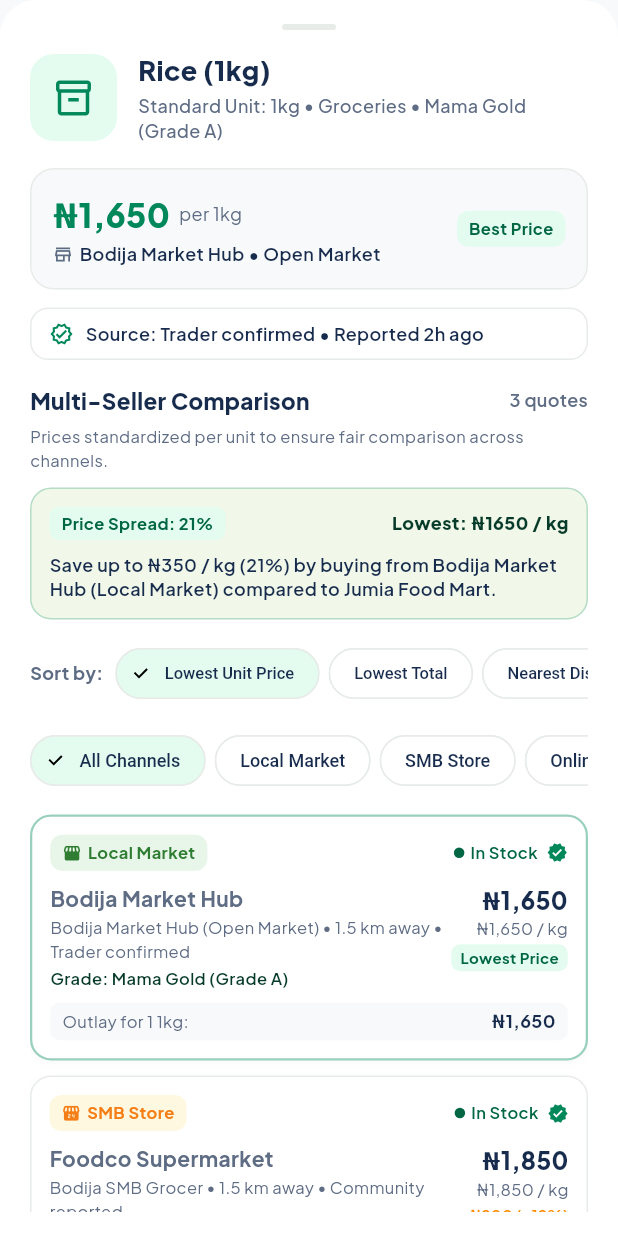
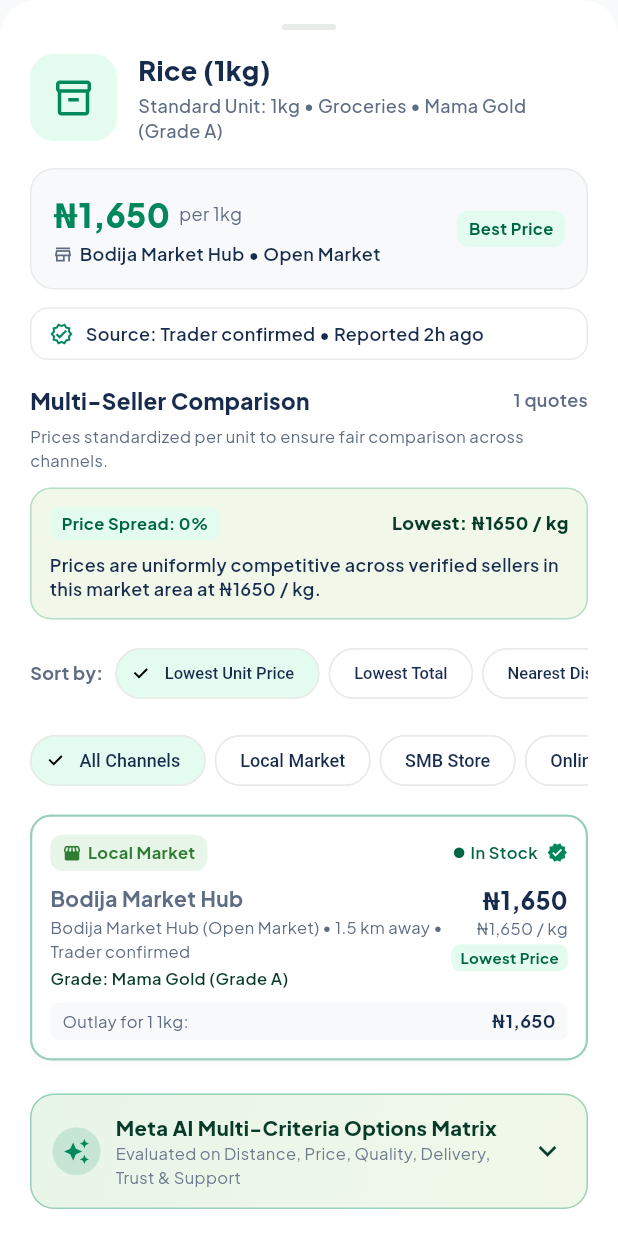
Before and after one commit to GentzofGod/SmartMove, a Flutter app: the ProductDetailSheet widget shown alone on an empty page, opened directly with sample values from the repository, on a phone screen of 412 x 824 dp. Run offline on Flutter 3.47's test engine with Material 3 defaults, Android fonts, the phone set to English and light mode, and no system bars; our stand-ins replace flutter_riverpod, geolocator, go_router, google_fonts, image_picker, shared_preferences and 1 more; accounts and stored records are empty.

Commit message:
feat(discover): remove hardcoded fallback quotes and default rice research in Discover tab

```diff
--- a/lib/core/services/meta_ai_service.dart
+++ b/lib/core/services/meta_ai_service.dart
@@ -2372,12 +2372,12 @@ class MetaAiService {
     UserDecisionPriority priority = UserDecisionPriority.balancedValue,
     GeoPoint? userLocation,
   }) {
-    // If no observations provided, synthesize benchmarks from product base rate
+    // If no observations provided, use the product listing rate
     final effectiveObservations = observations.isNotEmpty
         ? observations
         : [
             PriceObservation(
-              id: 'local-${product.id}',
+              id: 'listing-${product.id}',
               productId: product.id,
               productName: product.name,
               sellerName: product.bestSeller,
@@ -2386,49 +2386,13 @@ class MetaAiService {
               unit: product.standardUnit,
               timestamp: DateTime.now(),
               sourceType: product.sourceType,
-              submitterName: 'Market Trader',
+              submitterName: product.bestSeller,
               submitterRole: 'Trader',
               isVerified: true,
-              channel: 'Local Market',
+              channel: product.channel.isNotEmpty ? product.channel : 'Local Market',
               brandOrGrade: product.brandOrGrade ?? 'Grade A / Market Benchmark',
               standardizedUnitPrice:
                   product.standardizedUnitPrice ?? product.lowestPrice,
-              baseUnit: product.baseUnit,
-            ),
-            PriceObservation(
-              id: 'smb-${product.id}',
-              productId: product.id,
-              productName: product.name,
-              sellerName: 'Neighborhood Supermarket',
-              marketLocation: 'Local Commercial Strip',
-              price: (product.lowestPrice * 1.12 / 50).round() * 50.0,
-              unit: product.standardUnit,
-              timestamp: DateTime.now(),
-              sourceType: ObservationSource.communityReported,
-              submitterName: 'Local Shopper',
-              isVerified: true,
-              channel: 'SMB Store',
-              brandOrGrade: 'Packaged Shelf Standard',
-              standardizedUnitPrice:
-                  (product.lowestPrice * 1.12 / 50).round() * 50.0,
-              baseUnit: product.baseUnit,
-            ),
-            PriceObservation(
-              id: 'online-${product.id}',
-              productId: product.id,
-              productName: product.name,
-              sellerName: 'Jumia Food Mart',
-              marketLocation: 'Online Platform',
-              price: (product.lowestPrice * 1.20 / 50).round() * 50.0,
-              unit: product.standardUnit,
-              timestamp: DateTime.now(),
-              sourceType: ObservationSource.onlineGrounded,
-              submitterName: 'Web Engine',
-              isVerified: true,
-              channel: 'Online Retailer',
-              brandOrGrade: 'Premium Sealed Delivery Grade',
-              standardizedUnitPrice:
-                  (product.lowestPrice * 1.20 / 50).round() * 50.0,
               baseUnit: product.baseUnit,
             ),
           ];
--- a/lib/features/discover/presentation/product_detail_sheet.dart
+++ b/lib/features/discover/presentation/product_detail_sheet.dart
@@ -177,86 +177,42 @@ class _ProductDetailSheetState extends ConsumerState<ProductDetailSheet> {
             widget.product.name.toLowerCase().contains(o.productName.toLowerCase()))
         .toList();
 
-    // Synthesize multi-channel benchmark quotes across Local Market, SMB Store, Online Retailer
     final basePrice = widget.product.lowestPrice;
-    final now = DateTime.now();
-
-    final benchmarks = [
-      PriceObservation(
-        id: 'quote-local-${widget.product.id}',
+
+    // Genuine product listing observation from catalog
+    final productQuote = PriceObservation(
+      id: 'listing-${widget.product.id}',
       productId: widget.product.id,
       productName: widget.product.name,
       sellerName: widget.product.bestSeller,
       marketLocation: '${widget.product.bestSeller} (Open Market)',
       price: basePrice,
       unit: widget.product.standardUnit,
-        timestamp: now.subtract(const Duration(hours: 2)),
+      timestamp: DateTime.now(),
       sourceType: widget.product.sourceType,
-        submitterName: 'Market Trader',
+      submitterName: widget.product.bestSeller,
       submitterRole: 'Trader',
-        isVerified: true,
-        channel: 'Local Market',
+      isVerified: widget.product.sourceType == ObservationSource.independentlyVerified ||
+          widget.product.sourceType == ObservationSource.traderConfirmed,
+      channel: widget.product.channel.isNotEmpty ? widget.product.channel : 'Local Market',
       brandOrGrade: widget.product.brandOrGrade ?? 'Grade A / Market Benchmark',
       standardizedUnitPrice: widget.product.standardizedUnitPrice ?? basePrice,
       baseUnit: widget.product.baseUnit,
       inStock: true,
-        notes: 'Direct distributor and local market price.',
-      ),
-      PriceObservation(
-        id: 'quote-smb-${widget.product.id}',
-        productId: widget.product.id,
-        productName: widget.product.name,
-        sellerName: 'Foodco Supermarket',
-        marketLocation: 'Bodija SMB Grocer',
-        price: (basePrice * 1.12 / 50).round() * 50.0,
-        unit: widget.product.standardUnit,
-        timestamp: now.subtract(const Duration(hours: 4)),
-        sourceType: ObservationSource.communityReported,
-        submitterName: 'Local Shopper',
-        submitterRole: 'Customer',
-        isVerified: true,
-        channel: 'SMB Store',
-        brandOrGrade: 'Packaged Shelf Standard',
-        standardizedUnitPrice: (basePrice * 1.12 / 50).round() * 50.0,
-        baseUnit: widget.product.baseUnit,
-        inStock: true,
-        notes: 'Convenient neighborhood store with packaged goods.',
-      ),
-      PriceObservation(
-        id: 'quote-online-${widget.product.id}',
-        productId: widget.product.id,
-        productName: widget.product.name,
-        sellerName: 'Jumia Food Mart',
-        marketLocation: 'Online Retail Platform',
-        price: (basePrice * 1.20 / 50).round() * 50.0,
-        unit: widget.product.standardUnit,
-        timestamp: now.subtract(const Duration(hours: 1)),
-        sourceType: ObservationSource.onlineGrounded,
-        submitterName: 'Web Grounding Engine',
-        submitterRole: 'System',
-        isVerified: true,
-        channel: 'Online Retailer',
-        brandOrGrade: 'Premium Express Delivery Grade',
-        standardizedUnitPrice: (basePrice * 1.20 / 50).round() * 50.0,
-        baseUnit: widget.product.baseUnit,
-        inStock: true,
-        notes: 'Online listing with home delivery option.',
-      ),
-    ];
-
-    if (matching.isEmpty) {
-      return benchmarks;
-    }
-
-    final combined = <PriceObservation>[...matching];
-    for (final b in benchmarks) {
-      if (!combined.any((c) =>
-          c.channel.toLowerCase() == b.channel.toLowerCase() ||
-          c.sellerName.toLowerCase() == b.sellerName.toLowerCase())) {
-        combined.add(b);
-      }
-    }
-    return combined;
+      notes: 'Direct listing price.',
+    );
+
+    final quotes = <PriceObservation>[productQuote];
+    for (final obs in matching) {
+      final isDuplicate = quotes.any((q) =>
+          q.id == obs.id ||
+          (q.sellerName.toLowerCase() == obs.sellerName.toLowerCase() &&
+              (q.price - obs.price).abs() < 0.01));
+      if (!isDuplicate) {
+        quotes.add(obs);
+      }
+    }
+    return quotes;
   }
 
   @override
@@ -300,6 +256,18 @@ class _ProductDetailSheetState extends ConsumerState<ProductDetailSheet> {
       priority: _decisionPriority,
       userLocation: currentLocation,
     );
+
+    // Price History Trend: Only when genuine historical observations exist across time
+    final historyQuotes = observations
+        .where((o) =>
+            (o.productId == widget.product.id ||
+                o.productName.toLowerCase() == widget.product.name.toLowerCase() ||
+                widget.product.name.toLowerCase().contains(o.productName.toLowerCase())) &&
+            o.isVerified)
+        .toList()
+      ..sort((a, b) => a.timestamp.compareTo(b.timestamp));
+
+    final hasHistoricalTrend = historyQuotes.length >= 3;
 
     return Container(
       padding: const EdgeInsets.symmetric(horizontal: 20, vertical: 16),
@@ -842,8 +810,8 @@ class _ProductDetailSheetState extends ConsumerState<ProductDetailSheet> {
             _buildMultiCriteriaAnalysisSection(multiCriteriaResult),
             const SizedBox(height: 14),
 
-            // Price History Section (Section 5.2: Only where sufficient observations exist)
-            if (comparisonQuotes.length >= 2 || (widget.product.sourceType != ObservationSource.simulatedDemo && widget.product.observationCount >= 3)) ...[
+            // Price History Section: Only rendered when genuine historical observations exist across time
+            if (hasHistoricalTrend) ...[
               Container(
                 padding: const EdgeInsets.all(12),
                 decoration: BoxDecoration(
@@ -872,7 +840,9 @@ class _ProductDetailSheetState extends ConsumerState<ProductDetailSheet> {
                       height: 40,
                       width: double.infinity,
                       child: CustomPaint(
-                        painter: _PriceHistoryLinePainter(),
+                        painter: _PriceHistoryLinePainter(
+                          prices: historyQuotes.map((q) => q.price).toList(),
+                        ),
                       ),
                     ),
                   ],
@@ -1631,27 +1601,49 @@ class _ProductDetailSheetState extends ConsumerState<ProductDetailSheet> {
 }
 
 class _PriceHistoryLinePainter extends CustomPainter {
+  final List<double> prices;
+
+  const _PriceHistoryLinePainter({required this.prices});
+
   @override
   void paint(Canvas canvas, Size size) {
+    if (prices.length < 3) return;
+
     final linePaint = Paint()
       ..color = AppColors.primary
       ..strokeWidth = 2.0
-      ..style = PaintingStyle.stroke;
+      ..style = PaintingStyle.stroke
+      ..strokeCap = StrokeCap.round
+      ..strokeJoin = StrokeJoin.round;
 
     final dotPaint = Paint()
       ..color = AppColors.primary
       ..style = PaintingStyle.fill;
 
-    final path = Path()
-      ..moveTo(0, size.height * 0.6)
-      ..lineTo(size.width * 0.35, size.height * 0.45)
-      ..lineTo(size.width * 0.7, size.height * 0.5)
-      ..lineTo(size.width, size.height * 0.25);
+    final minPrice = prices.reduce((a, b) => a < b ? a : b);
+    final maxPrice = prices.reduce((a, b) => a > b ? a : b);
+    final priceRange = maxPrice - minPrice;
+
+    final path = Path();
+    for (int i = 0; i < prices.length; i++) {
+      final x = (i / (prices.length - 1)) * (size.width - 8) + 4;
+      final normalized = priceRange > 0
+          ? (prices[i] - minPrice) / priceRange
+          : 0.5;
+      final y = size.height - (normalized * (size.height - 12) + 6);
+
+      if (i == 0) {
+        path.moveTo(x, y);
+      } else {
+        path.lineTo(x, y);
+      }
+      canvas.drawCircle(Offset(x, y), 2.5, dotPaint);
+    }
 
     canvas.drawPath(path, linePaint);
-    canvas.drawCircle(Offset(size.width, size.height * 0.25), 3.5, dotPaint);
   }
 
   @override
-  bool shouldRepaint(covariant CustomPainter oldDelegate) => false;
-}
+  bool shouldRepaint(covariant _PriceHistoryLinePainter oldDelegate) =>
+      oldDelegate.prices != prices;
+}
```
Also changed, not shown: lib/features/discover/presentation/discover_screen.dart (+86 -8 lines), 3 other files. Lines whose indentation alone changed are shown as unchanged.
